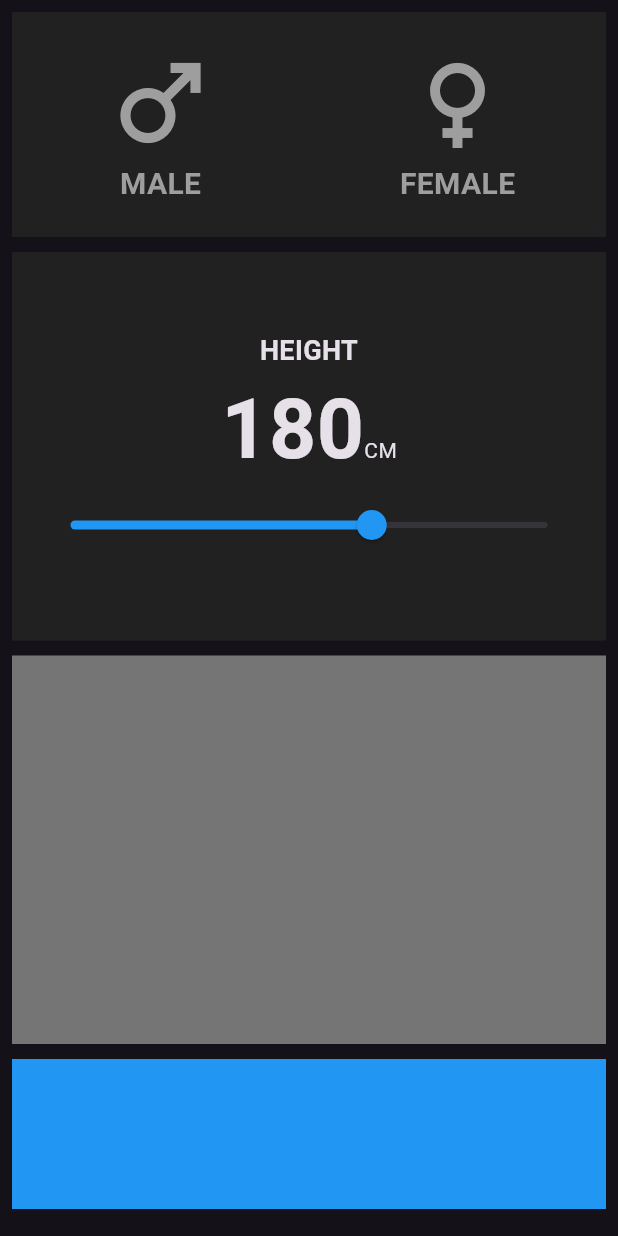
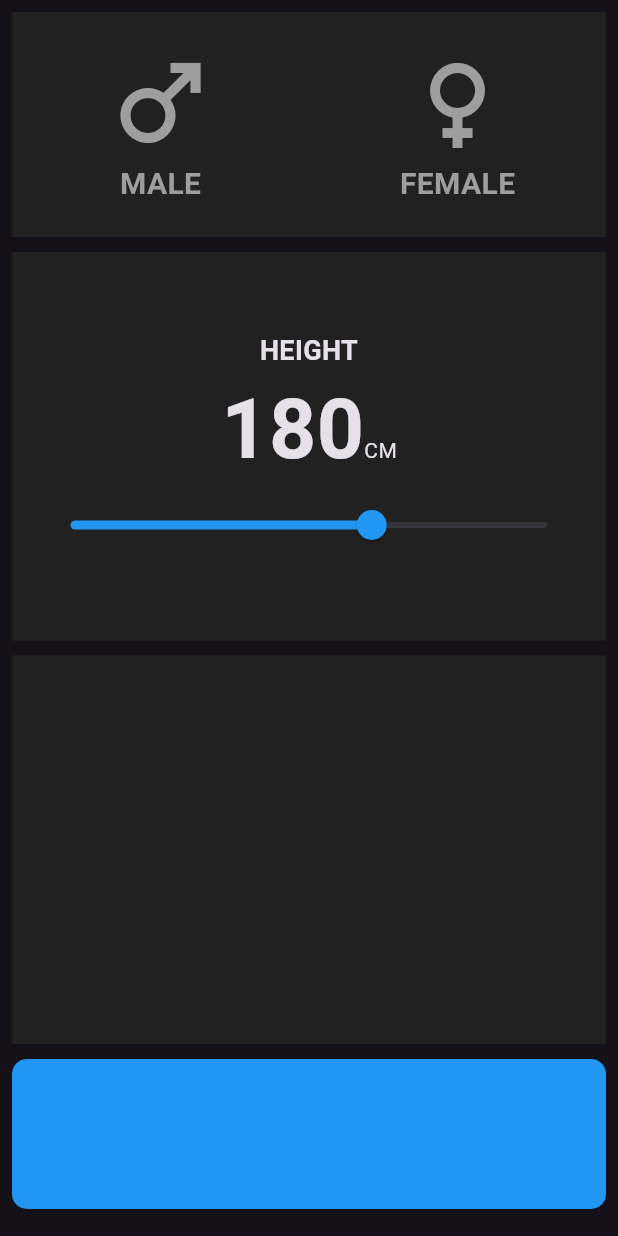
Before and after one commit to lajeesh1/flutter-bmi-calculator, a Flutter app: the screen it shows after launch, on a phone screen of 412 x 824 dp. Run offline on Flutter 3.47's test engine with Material 3 defaults, Android fonts, the phone set to English and light mode, and no system bars.

Commit message:
submit button updated

```diff
--- a/lib/main.dart
+++ b/lib/main.dart
@@ -155,13 +155,17 @@ class _BmiState extends State<Bmi> {
                 child: Container(
                   height: 150,
                   margin: EdgeInsets.only(bottom: 10),
-                  color: Colors.grey[600],
+                  color: Colors.grey[900],
                 ),
               ),
               Container(
                 height: 100,
                 margin: EdgeInsets.only(bottom: 10),
-                color: Colors.blue,
+
+                decoration: BoxDecoration(
+                  borderRadius: BorderRadius.circular(10),
+                  color: Colors.blue,
+                ),
               ),
             ],
           ),
```
